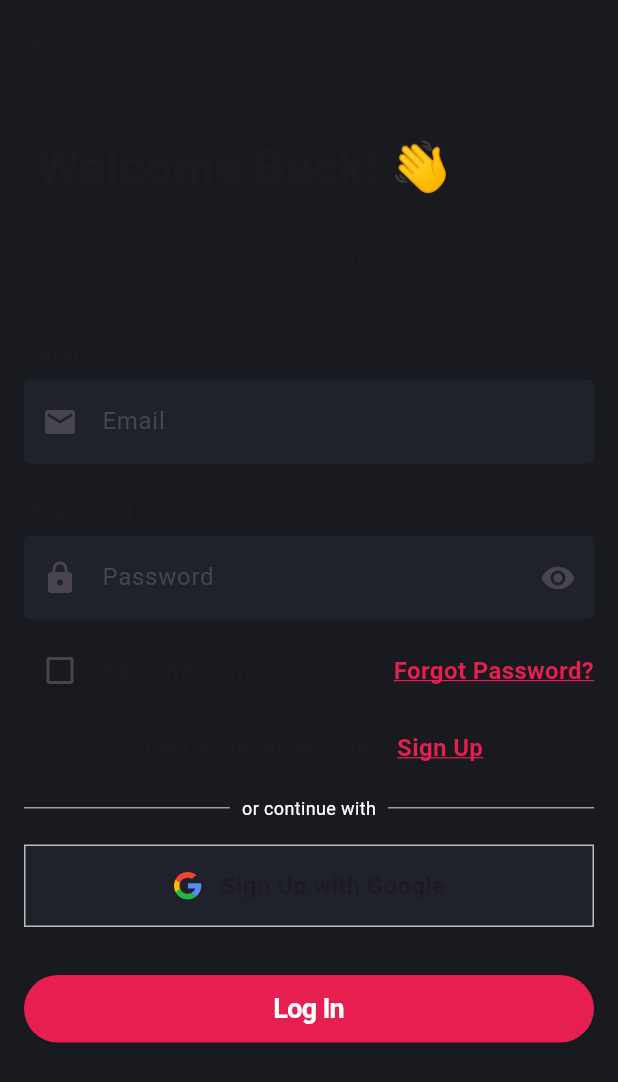
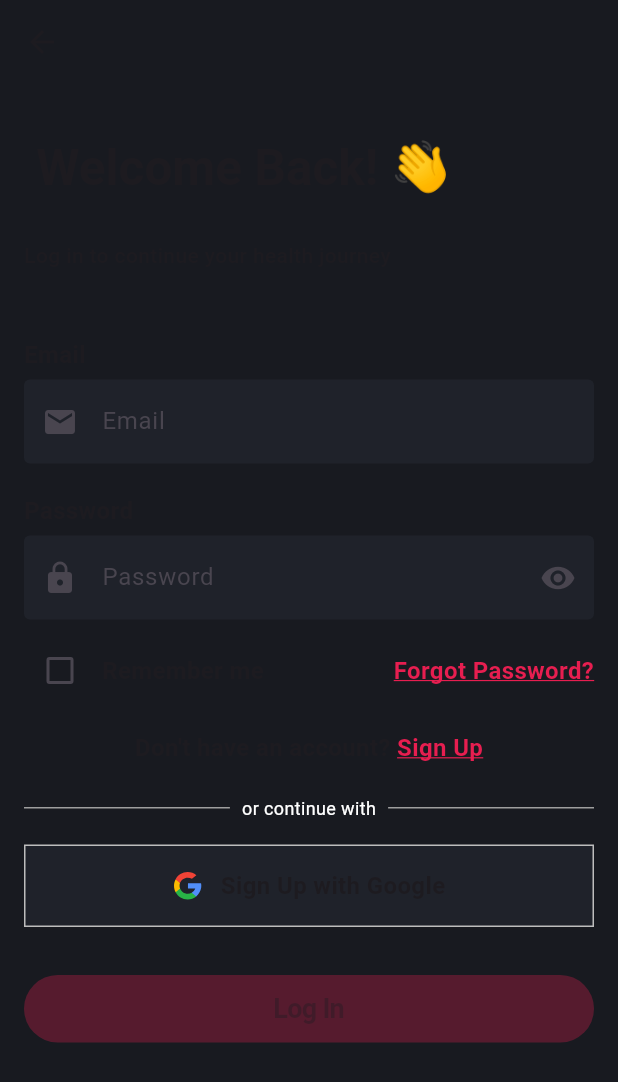
Before and after one commit to mohamedgomaa20/AZ-HealthCare-App, a Flutter app: the screen it shows after launch, after a tap on "Skip", after a tap on "Sign In", on a phone screen of 412 x 824 dp. Shown: the top 1082 px of the screen. Run offline on Flutter 3.47's test engine with Material 3 defaults, Android fonts, the phone set to English and light mode, and no system bars; our stand-ins replace bloc, cached_network_image, conditional_builder_null_safety, dio, flutter_bloc, flutter_svg and 6 more; accounts and stored records are empty.

Commit message:
before formating for login

```diff
--- a/lib/features/Auth/presentation/views/login/login_cubit/login_states.dart
+++ b/lib/features/Auth/presentation/views/login/login_cubit/login_states.dart
@@ -17,3 +17,9 @@ class LoginErrorState extends LoginStates {
 }
 
 class LoginTogglePasswordVisibilityState extends LoginStates {}
+
+class LoginValidationChanged extends LoginStates{
+  final bool isValid;
+  LoginValidationChanged(this.isValid);
+}
+class LoginToggleRememberMeState extends LoginStates {}
--- /dev/null
+++ b/lib/features/Auth/presentation/views/login/widgets/login_form_fields.dart
@@ -0,0 +1,110 @@
+import 'package:az_health_care/features/Auth/presentation/views/login/widgets/remember_me_widget.dart';
+import 'package:flutter/material.dart';
+
+import '../../../../../../core/utils/app_text_styles.dart';
+import '../../../../../../core/widgets/custom_text_form_field.dart';
+import '../login_cubit/login_cubit.dart';
+
+class LoginFormFields extends StatelessWidget {
+  final GlobalKey<FormState> formKey;
+  final TextEditingController emailController;
+  final TextEditingController passwordController;
+
+  const LoginFormFields({
+    super.key,
+    required this.formKey,
+    required this.emailController,
+    required this.passwordController,
+  });
+
+  @override
+  Widget build(BuildContext context) {
+    final cubit = LoginCubit.get(context);
+    return Form(
+      key: formKey,
+      autovalidateMode: AutovalidateMode.onUserInteraction,
+      child: Column(
+        crossAxisAlignment: CrossAxisAlignment.start,
+        children: [
+          Text("Email", style: AppTextStyles.semiBold16),
+          const SizedBox(height: 5),
+          CustomTextFormField(
+            hintText: "Email",
+            controller: emailController,
+            keyboardType: TextInputType.emailAddress,
+            prefixIconData: Icons.email,
+            onChanged: (value) => cubit.onEmailChanged(value),
+            validation: (value) {
+              if (value == null || value.isEmpty) {
+                return 'Email is required';
+              }
+              if (!RegExp(
+                r'^[\w-\.]+@([\w-]+\.)+[\w-]{2,4}\$',
+              ).hasMatch(value)) {
+                return 'Please enter a valid email';
+              }
+              return null;
+            },
+          ),
+          const SizedBox(height: 20),
+          Text("Password", style: AppTextStyles.semiBold16),
+          const SizedBox(height: 5),
+          CustomTextFormField(
+            hintText: "Password",
+            controller: passwordController,
+            keyboardType: TextInputType.visiblePassword,
+            prefixIconData: Icons.lock,
+            suffixIconData: cubit.suffixIcon,
+            suffixOnPressed: cubit.togglePasswordVisibility,
+            isPassword: cubit.isPassword,
+            onChanged: (value) => cubit.onPasswordChanged(value),
+            validation: (value) {
+              if (value == null || value.isEmpty) {
+                return 'Password is required';
+              }
+              if (value.length < 8) {
+                return 'Password must be at least 8 characters';
+              }
+              if (!RegExp(
+                r'^(?=.*[a-z])(?=.*[A-Z])(?=.*\W).{8,}\$',
+              ).hasMatch(value)) {
+                return 'Password must include upper, lower, and special character';
+              }
+              // final hasUppercase = value.contains(
+              //   RegExp(r'[A-Z]'),
+              // );
+              // final hasLowercase = value.contains(
+              //   RegExp(r'[a-z]'),
+              // );
+              // final hasDigit = value.contains(
+              //   RegExp(r'[0-9]'),
+              // );
+              // final hasSpecialChar = value.contains(
+              //   RegExp(r'[!@#$%^&*(),.?":{}|<>]'),
+              // );
+              //
+              // if (!hasUppercase) {
+              //   return 'Password must include an uppercase letter';
+              // }
+              // if (!hasLowercase) {
+              //   return 'Password must include a lowercase letter';
+              // }
+              // if (!hasDigit) {
+              //   return 'Password must include a number';
+              // }
+              // if (!hasSpecialChar) {
+              //   return 'Password must include a special character';
+              // }
+              return null;
+            },
+          ),
+          const SizedBox(height: 10),
+          RememberMeAndForgetPasswordRow(
+            isRememberMe: cubit.isRememberMe,
+            onRememberMeChanged: (p0) => cubit.toggleRememberMe(),
+          ),
+        ],
+      ),
+    );
+  }
+}
--- a/lib/features/Auth/presentation/views/login/widgets/login_view_body.dart
+++ b/lib/features/Auth/presentation/views/login/widgets/login_view_body.dart
@@ -1,7 +1,5 @@
 import 'package:az_health_care/core/constants.dart';
 import 'package:az_health_care/core/widgets/custom_button.dart';
-import 'package:az_health_care/core/widgets/custom_text_form_field.dart';
-import 'package:az_health_care/features/Auth/presentation/views/login/widgets/remember_me_widget.dart';
 import 'package:az_health_care/core/widgets/or_continue_with.dart';
 import 'package:az_health_care/features/home/presentation/views/home_layout.dart';
 import 'package:conditional_builder_null_safety/conditional_builder_null_safety.dart';
@@ -9,7 +7,6 @@ import 'package:az_health_care/features/home/presentation/views/home_layout.dart
 import 'package:flutter_bloc/flutter_bloc.dart';
 
 import '../../../../../../core/utils/app_text_styles.dart';
-
 import '../../../../../../core/widgets/customLoadingButton.dart';
 import '../../../../../../shared/components/show_tost.dart';
 import '../../../../../get_start/presentation/views/widgets/google_button.dart';
@@ -18,13 +15,14 @@ import '../../sign_up/sign_up_view.dart';
 import '../../sign_up/widgets/switch_auth_text.dart';
 import '../login_cubit/login_cubit.dart';
 import '../login_cubit/login_states.dart';
+import 'login_form_fields.dart';
 
 class LoginViewBody extends StatelessWidget {
   LoginViewBody({super.key});
 
   final formKey = GlobalKey<FormState>();
-  var emailController = TextEditingController();
-  var passwordController = TextEditingController();
+  final emailController = TextEditingController();
+  final passwordController = TextEditingController();
 
   @override
   Widget build(BuildContext context) {
@@ -37,17 +35,17 @@ class LoginViewBody extends StatelessWidget {
               msg: "Login successful",
               state: ToastStates.SUCCESS,
             );
-            Navigator.pushReplacementNamed(
-              context,
-              HomeLayout.routeName, // Replace with your home route name
-            );
+            Navigator.pushReplacementNamed(context, HomeLayout.routeName);
           }
           if (state is LoginErrorState) {
             ToastHelper.showToast(msg: state.error, state: ToastStates.ERROR);
           }
         },
         builder: (context, state) {
-          var cubit = LoginCubit.get(context);
+          final isValid =
+              state is LoginValidationChanged ? state.isValid : false;
+
+          final cubit = LoginCubit.get(context);
           return NestedScrollView(
             headerSliverBuilder:
                 (context, innerBoxIsScrolled) => [
@@ -67,10 +65,6 @@ class LoginViewBody extends StatelessWidget {
                           padding: const EdgeInsets.symmetric(
                             horizontal: kHorizontalPadding,
                           ),
-                          child: Form(
-                            key: formKey,
-                            autovalidateMode:
-                                AutovalidateMode.onUserInteraction,
                           child: Column(
                             crossAxisAlignment: CrossAxisAlignment.start,
                             children: [
@@ -80,84 +74,11 @@ class LoginViewBody extends StatelessWidget {
                                 style: AppTextStyles.medium14,
                               ),
                               const SizedBox(height: 45),
-                                Text("Email", style: AppTextStyles.semiBold16),
-                                const SizedBox(height: 5),
-                                CustomTextFormField(
-                                  hintText: "Email",
-                                  controller: emailController,
-                                  keyboardType: TextInputType.emailAddress,
-                                  prefixIconData: Icons.email,
-                                  validation: (value) {
-                                    if (value == null || value.isEmpty) {
-                                      return 'Email is required';
-                                    }
-                                    final emailRegex = RegExp(
-                                      r'^[\w-\.]+@([\w-]+\.)+[\w-]{2,4}$',
-                                    );
-                                    if (!emailRegex.hasMatch(value)) {
-                                      return 'Enter a valid email address';
-                                    }
-                                    return null;
-                                  },
+                              LoginFormFields(
+                                formKey: formKey,
+                                emailController: emailController,
+                                passwordController: passwordController,
                               ),
-                                const SizedBox(height: 20),
-                                Text(
-                                  "Password",
-                                  style: AppTextStyles.semiBold16,
-                                ),
-                                const SizedBox(height: 5),
-                                CustomTextFormField(
-                                  hintText: "Password",
-                                  controller: passwordController,
-                                  keyboardType: TextInputType.visiblePassword,
-                                  prefixIconData: Icons.lock,
-                                  suffixIconData:
-                                      cubit.isPassword
-                                          ? Icons.visibility
-                                          : Icons.visibility_off,
-                                  suffixOnPressed: () {
-                                    cubit.togglePasswordVisibility();
-                                  },
-                                  isPassword: cubit.isPassword,
-                                  validation: (value) {
-                                    if (value == null || value.isEmpty) {
-                                      return 'Password is required';
-                                    }
-                                    if (value.length < 8) {
-                                      return 'Password must be at least 8 characters';
-                                    }
-
-                                    //   final hasUppercase = value.contains(
-                                    //     RegExp(r'[A-Z]'),
-                                    //   );
-                                    //   final hasLowercase = value.contains(
-                                    //     RegExp(r'[a-z]'),
-                                    //   );
-                                    //   final hasDigit = value.contains(
-                                    //     RegExp(r'[0-9]'),
-                                    //   );
-                                    //   final hasSpecialChar = value.contains(
-                                    //     RegExp(r'[!@#$%^&*(),.?":{}|<>]'),
-                                    //   );
-                                    //
-                                    //   if (!hasUppercase) {
-                                    //     return 'Password must include an uppercase letter';
-                                    //   }
-                                    //   if (!hasLowercase) {
-                                    //     return 'Password must include a lowercase letter';
-                                    //   }
-                                    //   if (!hasDigit) {
-                                    //     return 'Password must include a number';
-                                    //   }
-                                    //   if (!hasSpecialChar) {
-                                    //     return 'Password must include a special character';
-                                    //   }
-                                    //
-                                    return null;
-                                  },
-                                ),
-                                const SizedBox(height: 10),
-                                RememberMeWidget(),
                               const SizedBox(height: 16),
                               SwitchAuthText(
                                 normalText: "Don't have an account? ",
@@ -179,20 +100,24 @@ class LoginViewBody extends StatelessWidget {
                                 builder:
                                     (context) => CustomButton(
                                       text: "Log In",
-                                        onPressed: () {
+                                      onPressed:
+                                          isValid
+                                              ? () {
                                                 if (formKey.currentState!
                                                     .validate()) {
                                                   cubit.userLogin(
                                                     email: emailController.text,
-                                              password: passwordController.text,
+                                                    password:
+                                                        passwordController.text,
                                                   );
                                                 }
-                                        },
+                                              }
+                                              : null,
                                     ),
-                                  fallback: (context) => CustomLoadingButton(),
+                                fallback:
+                                    (context) => const CustomLoadingButton(),
                               ),
                             ],
-                            ),
                           ),
                         ),
                       ),
--- a/lib/features/Auth/presentation/views/login/widgets/remember_me_widget.dart
+++ b/lib/features/Auth/presentation/views/login/widgets/remember_me_widget.dart
@@ -4,15 +4,16 @@ import '../../../../../../core/utils/app_colors.dart';
 import '../../../../../../core/utils/app_text_styles.dart';
 import '../../../../../../core/widgets/custom_text_button.dart';
 
-class RememberMeWidget extends StatefulWidget {
-  const RememberMeWidget({super.key});
+class RememberMeAndForgetPasswordRow extends StatelessWidget {
+  const RememberMeAndForgetPasswordRow({
+    super.key,
+    required this.isRememberMe,
+    required this.onRememberMeChanged,
+  });
 
-  @override
-  State<RememberMeWidget> createState() => _RememberMeWidgetState();
-}
+  final bool isRememberMe;
 
-class _RememberMeWidgetState extends State<RememberMeWidget> {
-  bool isRememberMe = false;
+  final Function(bool?)? onRememberMeChanged;
 
   @override
   Widget build(BuildContext context) {
@@ -23,11 +24,7 @@ class _RememberMeWidgetState extends State<RememberMeWidget> {
           children: [
             Checkbox(
               value: isRememberMe,
-              onChanged: (val) {
-                setState(() {
-                  isRememberMe = val!;
-                });
-              },
+              onChanged: onRememberMeChanged,
               checkColor: Colors.white,
               activeColor: AppColors.primaryColor,
             ),
@@ -38,5 +35,6 @@ class _RememberMeWidgetState extends State<RememberMeWidget> {
         CustomTextButton(text: "Forgot Password?", onPressed: () {}),
       ],
     );
+    ;
   }
 }
```
Also changed, not shown: lib/features/Auth/presentation/views/login/login_cubit/login_cubit.dart (+38 -0 lines). Lines whose indentation alone changed are shown as unchanged.
